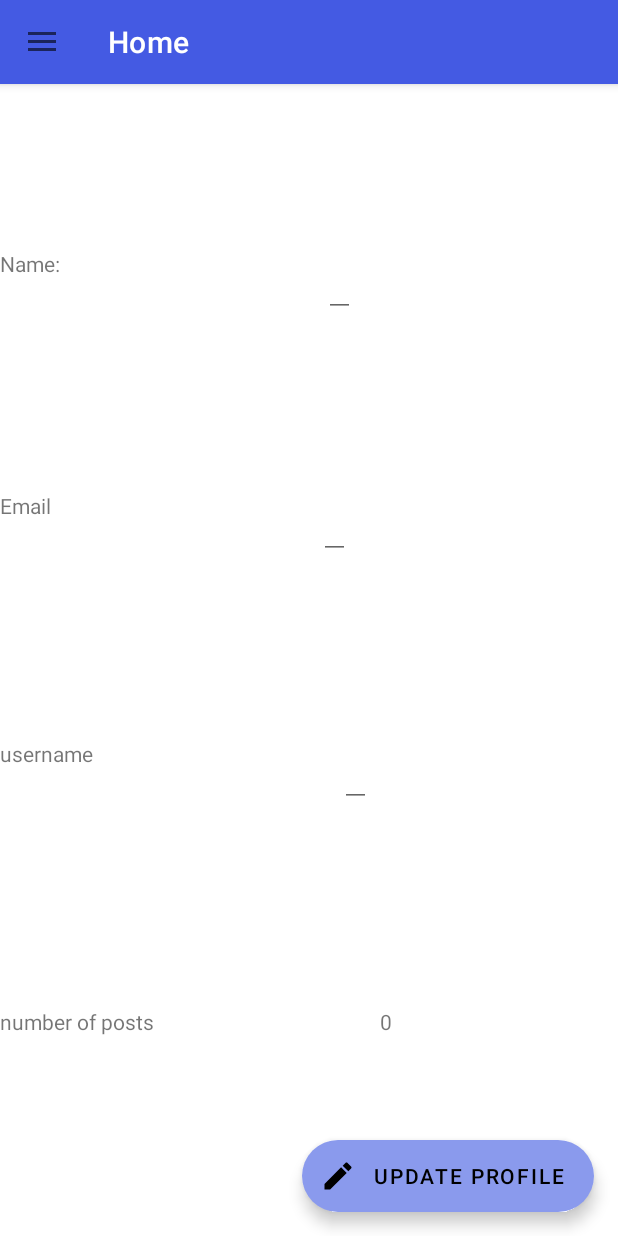
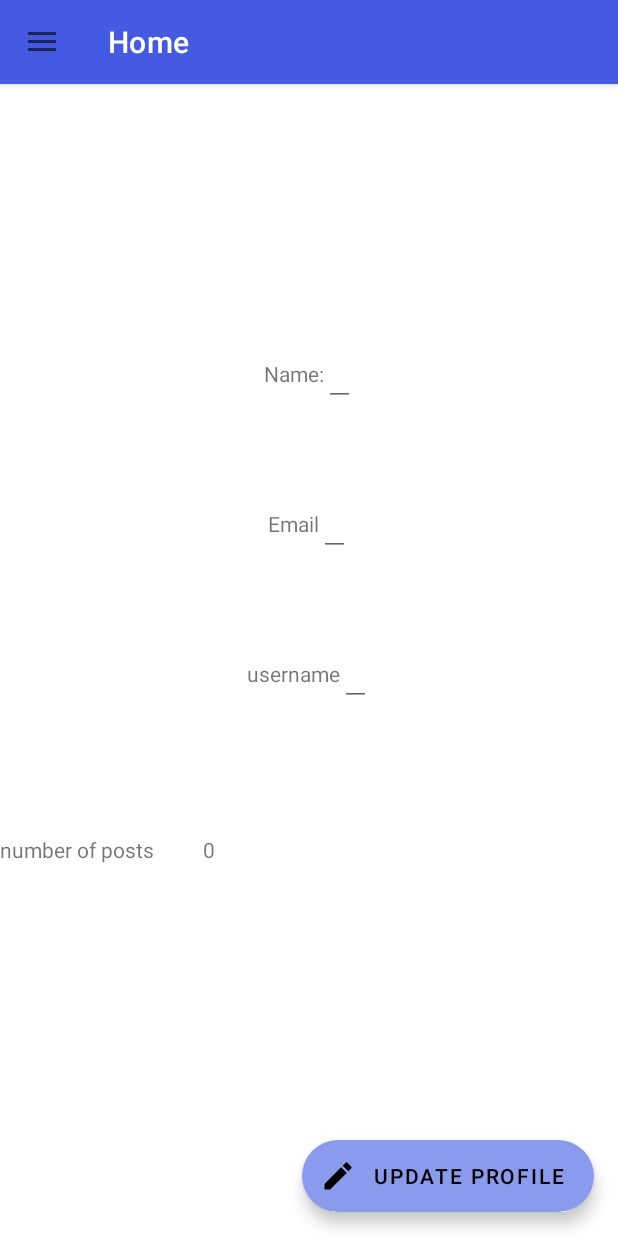
Before and after one commit to MhamedSanaa/androidProject, an Android app: the fragment ProfileFragment placed in its activity, on a phone screen of 412 x 824 dp. Run offline under Robolectric (Android 15) with nearby library versions, the phone set to English and light mode, and no system bars; our stand-ins replace Firebase (no records; nobody signed in at launch, a user with empty details on screens opened directly); Roboto replaces fonts that are not available here; 3 statements that could not run were skipped.

Commit message:
some design v2

```diff
--- a/app/src/main/java/com/example/androidproject/DashboardActivity.java
+++ b/app/src/main/java/com/example/androidproject/DashboardActivity.java
@@ -13,6 +13,8 @@ import androidx.appcompat.app.ActionBarDrawerToggle;
 import androidx.appcompat.app.AppCompatActivity;
 import androidx.appcompat.widget.Toolbar;
 import androidx.drawerlayout.widget.DrawerLayout;
+import androidx.fragment.app.ListFragment;
+
 import com.google.android.material.navigation.NavigationView;
 import com.google.android.material.textfield.TextInputEditText;
 import com.google.firebase.auth.FirebaseAuth;
@@ -23,10 +25,11 @@ public class DashboardActivity extends AppCompatActivity {
     private FirebaseAuth mAuth;
     DrawerLayout drawerLayout;
     NavigationView navigationView;
-    MenuItem logout,account,myposts;
+    MenuItem logout,account,myposts,navhome;
     TextView nav_header_textView_name,nav_header_textView_email;
 
     Toolbar toolbar;
+    private DrawerLayout mDrawerLayout;
 
     @Override
     protected void onCreate(Bundle savedInstanceState) {
@@ -38,6 +41,7 @@ public class DashboardActivity extends AppCompatActivity {
         toolbar = findViewById(R.id.topAppBar);
 
 
+
         NavigationView navigationView = findViewById(R.id.naview);
         Menu menu = navigationView.getMenu();
         nav_header_textView_name = navigationView.findViewById(R.id.nav_header_textView_name);
@@ -45,12 +49,25 @@ public class DashboardActivity extends AppCompatActivity {
         logout = menu.findItem(R.id.logout);
         account = menu.findItem(R.id.account);
         myposts = menu.findItem(R.id.myPosts);
-
+        navhome = menu.findItem(R.id.nav_home);
+        mDrawerLayout = (DrawerLayout) findViewById(R.id.drawerLayout);
         myposts.setOnMenuItemClickListener(new MenuItem.OnMenuItemClickListener() {
             @Override
             public boolean onMenuItemClick(@NonNull MenuItem item) {
 
+
+                mDrawerLayout.closeDrawers();
                 getSupportFragmentManager().beginTransaction().replace(R.id.fragment_container, new MyPostsListFragment()).addToBackStack(null).commit();
+                return true;
+            }
+        });
+        navhome.setOnMenuItemClickListener(new MenuItem.OnMenuItemClickListener() {
+            @Override
+            public boolean onMenuItemClick(@NonNull MenuItem item) {
+
+
+                mDrawerLayout.closeDrawers();
+                getSupportFragmentManager().beginTransaction().replace(R.id.fragment_container, new PostsListFragment()).addToBackStack(null).commit();
                 return true;
             }
         });
@@ -58,6 +75,7 @@ public class DashboardActivity extends AppCompatActivity {
         account.setOnMenuItemClickListener(new MenuItem.OnMenuItemClickListener() {
             @Override
             public boolean onMenuItemClick(@NonNull MenuItem item) {
+                mDrawerLayout.closeDrawers();
                 getSupportFragmentManager().beginTransaction().replace(R.id.fragment_container, new ProfileFragment()).addToBackStack(null).commit();
                 return true;
             }
@@ -65,6 +83,8 @@ public class DashboardActivity extends AppCompatActivity {
         logout.setOnMenuItemClickListener(new MenuItem.OnMenuItemClickListener() {
             @Override
             public boolean onMenuItemClick(@NonNull MenuItem item) {
+
+                mDrawerLayout.closeDrawers();
                 FirebaseAuth mAuth = FirebaseAuth.getInstance();
                 mAuth.signOut();
                 SessionManagement sessionManagement = new SessionManagement(DashboardActivity.this);
--- a/app/src/main/res/layout/fragment_profile.xml
+++ b/app/src/main/res/layout/fragment_profile.xml
@@ -18,99 +18,137 @@
             android:id="@+id/linearLayout3"
             android:layout_width="match_parent"
             android:layout_height="wrap_content"
-            android:layout_marginTop="100dp"
+            android:layout_marginTop="144dp"
             app:layout_constraintEnd_toEndOf="parent"
             app:layout_constraintHorizontal_bias="0.0"
             app:layout_constraintStart_toStartOf="parent"
             app:layout_constraintTop_toTopOf="parent">
 
+            <LinearLayout
+                android:layout_width="wrap_content"
+                android:layout_height="wrap_content"
+                android:orientation="horizontal"
+                android:padding="15dp"
+                app:layout_constraintEnd_toEndOf="parent"
+                app:layout_constraintStart_toStartOf="parent"
+                tools:ignore="MissingConstraints">
+
                 <TextView
                     android:id="@+id/textView5"
                     android:layout_width="wrap_content"
                     android:layout_height="wrap_content"
+
                     android:text="Name:"
                     app:layout_constraintStart_toStartOf="parent"
-                tools:ignore="MissingConstraints" />
+                    tools:ignore="MissingConstraints"
+                    tools:layout_editor_absoluteY="16dp" />
 
                 <EditText
                     android:id="@+id/profile_fragment_name"
                     android:layout_width="wrap_content"
                     android:layout_height="wrap_content"
                     android:text="your name"
-                app:layout_constraintEnd_toEndOf="parent"
-                app:layout_constraintStart_toEndOf="@+id/textView5"
-                tools:ignore="MissingConstraints" />
+                    tools:ignore="MissingConstraints"
+
+                    />
+            </LinearLayout>
+
+
         </androidx.constraintlayout.widget.ConstraintLayout>
 
         <androidx.constraintlayout.widget.ConstraintLayout
             android:id="@+id/constraintLayout"
             android:layout_width="match_parent"
             android:layout_height="wrap_content"
-            android:layout_marginTop="116dp"
+            android:layout_marginTop="24dp"
             app:layout_constraintEnd_toEndOf="parent"
             app:layout_constraintHorizontal_bias="0.0"
             app:layout_constraintStart_toStartOf="parent"
             app:layout_constraintTop_toBottomOf="@+id/linearLayout3">
+
+            <LinearLayout
+                android:layout_width="wrap_content"
+                android:layout_height="wrap_content"
+                android:orientation="horizontal"
+                android:padding="15dp"
+                app:layout_constraintEnd_toEndOf="parent"
+                app:layout_constraintStart_toStartOf="parent">
 
                 <TextView
                     android:id="@+id/textView4"
                     android:layout_width="wrap_content"
                     android:layout_height="wrap_content"
                     android:text="Email"
-                app:layout_constraintStart_toStartOf="parent"
-                tools:ignore="MissingConstraints" />
+                    tools:ignore="MissingConstraints"
+                    tools:layout_editor_absoluteX="148dp"
+                    tools:layout_editor_absoluteY="10dp" />
 
                 <EditText
                     android:id="@+id/profile_fragment_email"
                     android:layout_width="wrap_content"
                     android:layout_height="wrap_content"
                     android:text="your name"
-                app:layout_constraintEnd_toEndOf="parent"
-                app:layout_constraintStart_toEndOf="@+id/textView4"
-                tools:ignore="MissingConstraints" />
+                    tools:ignore="MissingConstraints"
+                    tools:layout_editor_absoluteX="194dp"
+                    tools:layout_editor_absoluteY="0dp" />
+            </LinearLayout>
+
         </androidx.constraintlayout.widget.ConstraintLayout>
 
         <androidx.constraintlayout.widget.ConstraintLayout
             android:id="@+id/constraintLayout2"
             android:layout_width="match_parent"
             android:layout_height="wrap_content"
-            android:layout_marginTop="120dp"
+            android:layout_marginTop="24dp"
             app:layout_constraintStart_toStartOf="parent"
             app:layout_constraintTop_toBottomOf="@+id/constraintLayout">
+
+            <LinearLayout
+                android:layout_width="wrap_content"
+                android:layout_height="wrap_content"
+                android:orientation="horizontal"
+                android:padding="15dp"
+                app:layout_constraintEnd_toEndOf="parent"
+                app:layout_constraintStart_toStartOf="parent"
+                tools:ignore="MissingConstraints">
 
                 <TextView
                     android:id="@+id/textView6"
                     android:layout_width="wrap_content"
                     android:layout_height="wrap_content"
                     android:text="username"
-                app:layout_constraintStart_toStartOf="parent"
-                tools:ignore="MissingConstraints" />
+                    tools:ignore="MissingConstraints"
+                    tools:layout_editor_absoluteX="132dp"
+                    tools:layout_editor_absoluteY="13dp" />
 
                 <EditText
                     android:id="@+id/profile_fragment_username"
                     android:layout_width="wrap_content"
                     android:layout_height="wrap_content"
                     android:text="your name"
-                app:layout_constraintEnd_toEndOf="parent"
-                app:layout_constraintStart_toEndOf="@+id/textView6"
-                tools:ignore="MissingConstraints" />
+                    tools:ignore="MissingConstraints"
+                    tools:layout_editor_absoluteX="210dp"
+                    tools:layout_editor_absoluteY="0dp" />
+            </LinearLayout>
         </androidx.constraintlayout.widget.ConstraintLayout>
 
         <androidx.constraintlayout.widget.ConstraintLayout
             android:id="@+id/linearLayout2"
-            android:layout_width="match_parent"
-            android:layout_height="wrap_content"
+            android:layout_width="408dp"
+            android:layout_height="56dp"
             app:layout_constraintBottom_toBottomOf="parent"
             app:layout_constraintStart_toStartOf="parent"
-            app:layout_constraintTop_toBottomOf="@+id/constraintLayout2">
+            app:layout_constraintTop_toBottomOf="@+id/constraintLayout2"
+            app:layout_constraintVertical_bias="0.251">
 
             <TextView
                 android:id="@+id/textView"
                 android:layout_width="wrap_content"
                 android:layout_height="wrap_content"
                 android:text="number of posts"
-                app:layout_constraintStart_toStartOf="parent"
-                tools:ignore="MissingConstraints" />
+                tools:ignore="MissingConstraints"
+                tools:layout_editor_absoluteX="120dp"
+                tools:layout_editor_absoluteY="0dp" />
 
             <TextView
                 android:id="@+id/profile_fragment_nbposts"
@@ -118,8 +156,10 @@
                 android:layout_height="wrap_content"
                 android:text="your name"
                 app:layout_constraintEnd_toEndOf="parent"
+                app:layout_constraintHorizontal_bias="0.109"
                 app:layout_constraintStart_toEndOf="@+id/textView"
-                tools:ignore="MissingConstraints" />
+                tools:ignore="MissingConstraints"
+                tools:layout_editor_absoluteY="0dp" />
         </androidx.constraintlayout.widget.ConstraintLayout>
     </androidx.constraintlayout.widget.ConstraintLayout>
 
```
Lines whose indentation alone changed are shown as unchanged.
